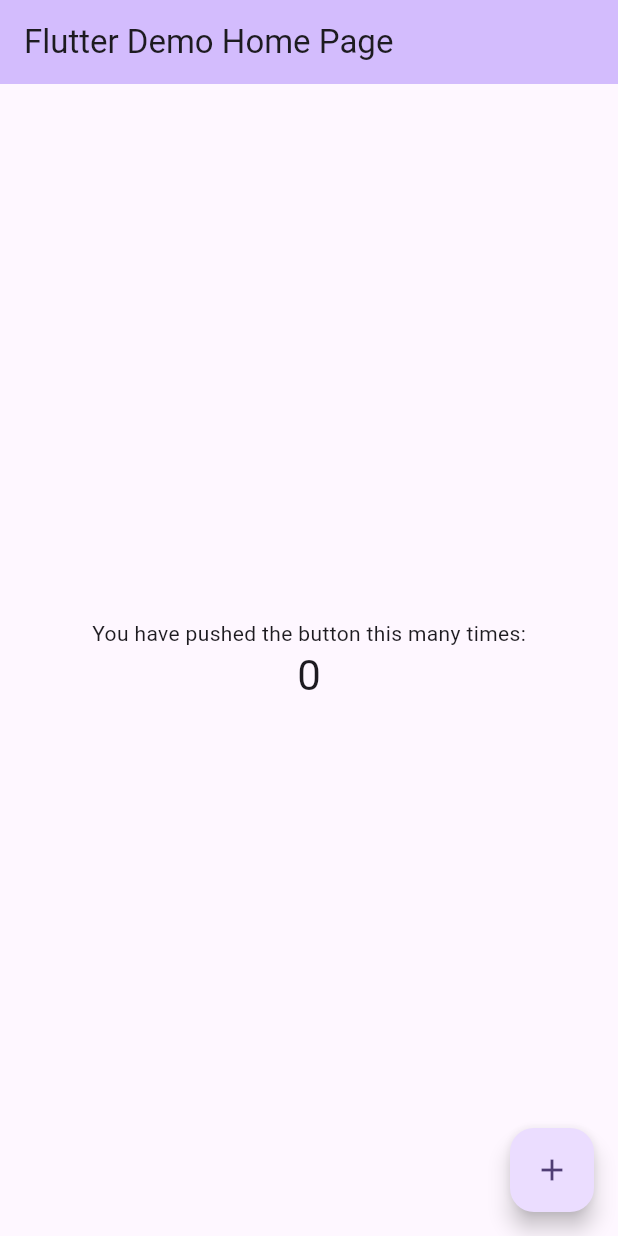
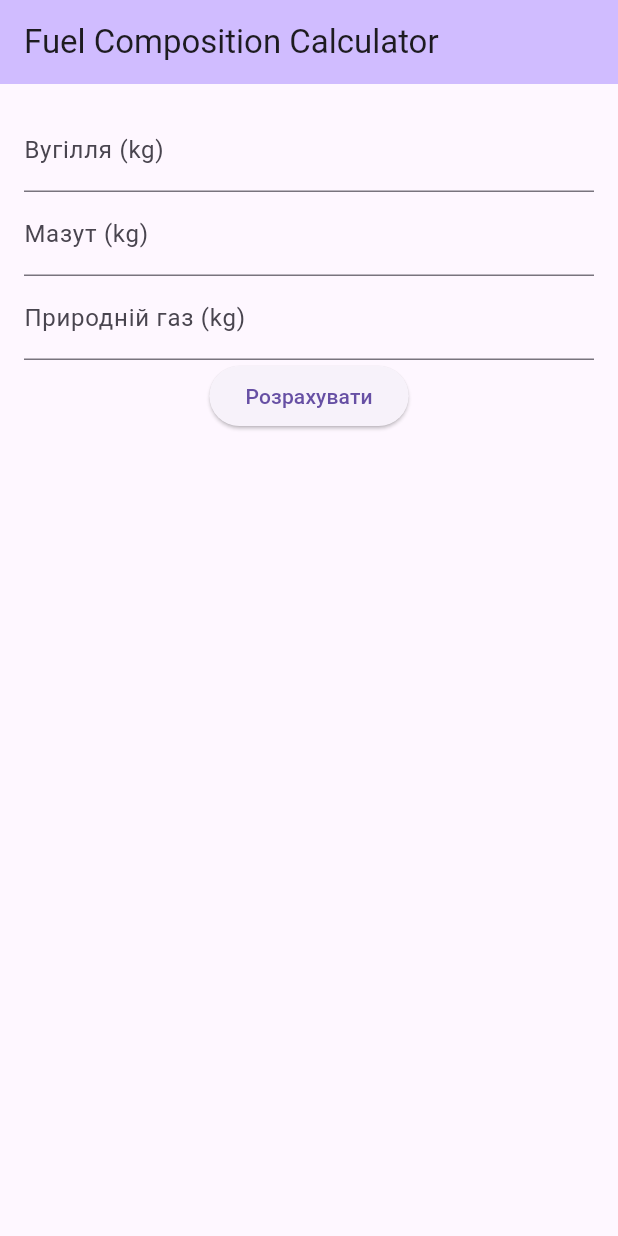
Before and after one commit to Victoriia-Ripka/Dart, a Flutter app: the MyHomePage screen opened directly, on a phone screen of 412 x 824 dp. Run offline on Flutter 3.47's test engine with Material 3 defaults, Android fonts, the phone set to English and light mode, and no system bars; our stand-ins replace go_router; statements that could not run were skipped.

Commit message:
lab6 - started

```diff
--- a/lab6/lib/main.dart
+++ b/lab6/lib/main.dart
@@ -1,122 +1,46 @@
 import 'package:flutter/material.dart';
+import 'package:go_router/go_router.dart';
+import 'package:lab6/screens/calculator/calculator_screen.dart';
+import 'package:lab6/screens/entry_screen.dart';
+import 'package:lab6/services/calculator_service.dart';
 
 void main() {
-  runApp(const MyApp());
+  runApp(MyApp());
 }
 
 class MyApp extends StatelessWidget {
   const MyApp({super.key});
 
-  // This widget is the root of your application.
   @override
   Widget build(BuildContext context) {
-    return MaterialApp(
-      title: 'Flutter Demo',
+    return MaterialApp.router(
+      title: 'Lab 6',
       theme: ThemeData(
-        // This is the theme of your application.
-        //
-        // TRY THIS: Try running your application with "flutter run". You'll see
-        // the application has a purple toolbar. Then, without quitting the app,
-        // try changing the seedColor in the colorScheme below to Colors.green
-        // and then invoke "hot reload" (save your changes or press the "hot
-        // reload" button in a Flutter-supported IDE, or press "r" if you used
-        // the command line to start the app).
-        //
-        // Notice that the counter didn't reset back to zero; the application
-        // state is not lost during the reload. To reset the state, use hot
-        // restart instead.
-        //
-        // This works for code too, not just values: Most code changes can be
-        // tested with just a hot reload.
-        colorScheme: ColorScheme.fromSeed(seedColor: Colors.deepPurple),
+        primarySwatch: Colors.blue,
       ),
-      home: const MyHomePage(title: 'Flutter Demo Home Page'),
+      routerConfig: router,
     );
   }
 }
 
-class MyHomePage extends StatefulWidget {
-  const MyHomePage({super.key, required this.title});
-
-  // This widget is the home page of your application. It is stateful, meaning
-  // that it has a State object (defined below) that contains fields that affect
-  // how it looks.
-
-  // This class is the configuration for the state. It holds the values (in this
-  // case the title) provided by the parent (in this case the App widget) and
-  // used by the build method of the State. Fields in a Widget subclass are
-  // always marked "final".
-
-  final String title;
-
-  @override
-  State<MyHomePage> createState() => _MyHomePageState();
-}
-
-class _MyHomePageState extends State<MyHomePage> {
-  int _counter = 0;
-
-  void _incrementCounter() {
-    setState(() {
-      // This call to setState tells the Flutter framework that something has
-      // changed in this State, which causes it to rerun the build method below
-      // so that the display can reflect the updated values. If we changed
-      // _counter without calling setState(), then the build method would not be
-      // called again, and so nothing would appear to happen.
-      _counter++;
-    });
-  }
-
-  @override
-  Widget build(BuildContext context) {
-    // This method is rerun every time setState is called, for instance as done
-    // by the _incrementCounter method above.
-    //
-    // The Flutter framework has been optimized to make rerunning build methods
-    // fast, so that you can just rebuild anything that needs updating rather
-    // than having to individually change instances of widgets.
-    return Scaffold(
-      appBar: AppBar(
-        // TRY THIS: Try changing the color here to a specific color (to
-        // Colors.amber, perhaps?) and trigger a hot reload to see the AppBar
-        // change color while the other colors stay the same.
-        backgroundColor: Theme.of(context).colorScheme.inversePrimary,
-        // Here we take the value from the MyHomePage object that was created by
-        // the App.build method, and use it to set our appbar title.
-        title: Text(widget.title),
+// Маршрутизація за допомогою GoRouter
+final GoRouter router = GoRouter(
+  initialLocation: '/',
+  routes: [
+    GoRoute(
+      path: '/',
+      name: 'main_screen',
+      builder: (context, state) => EntryScreen(
+        onCalculator1Navigate: () => context.go('/calculator'),
       ),
-      body: Center(
-        // Center is a layout widget. It takes a single child and positions it
-        // in the middle of the parent.
-        child: Column(
-          // Column is also a layout widget. It takes a list of children and
-          // arranges them vertically. By default, it sizes itself to fit its
-          // children horizontally, and tries to be as tall as its parent.
-          //
-          // Column has various properties to control how it sizes itself and
-          // how it positions its children. Here we use mainAxisAlignment to
-          // center the children vertically; the main axis here is the vertical
-          // axis because Columns are vertical (the cross axis would be
-          // horizontal).
-          //
-          // TRY THIS: Invoke "debug painting" (choose the "Toggle Debug Paint"
-          // action in the IDE, or press "p" in the console), to see the
-          // wireframe for each widget.
-          mainAxisAlignment: MainAxisAlignment.center,
-          children: <Widget>[
-            const Text('You have pushed the button this many times:'),
-            Text(
-              '$_counter',
-              style: Theme.of(context).textTheme.headlineMedium,
-            ),
-          ],
-        ),
+    ),
+    GoRoute(
+      path: '/calculator',
+      name: 'calculator',
+      builder: (context, state) => CalculatorScreen(
+        goBack: () => context.go('/'),
+        calculatorService: CalculatorService(),
       ),
-      floatingActionButton: FloatingActionButton(
-        onPressed: _incrementCounter,
-        tooltip: 'Increment',
-        child: const Icon(Icons.add),
-      ), // This trailing comma makes auto-formatting nicer for build methods.
-    );
-  }
-}
+    ),
+  ],
+);
--- a/lab6/pubspec.yaml
+++ b/lab6/pubspec.yaml
@@ -5,13 +5,17 @@ version: 1.0.0+1
 environment:
   sdk: ^3.7.0
 dependencies:
+  json_annotation: ^4.7.0
   flutter:
     sdk: flutter
   cupertino_icons: ^1.0.8
+  go_router: ^14.8.1
 dev_dependencies:
   flutter_test:
     sdk: flutter
   flutter_lints: ^5.0.0
+  build_runner: ^2.3.3
+  json_serializable: ^6.0.1
 flutter:
   uses-material-design: true
   assets:
```
Also changed, not shown: lab6/lib/data/ep_input.dart (added, +29 -0 lines), lab6/lib/screens/calculator/calculator_screen.dart (added, +206 -0 lines), lab6/lib/screens/entry_screen.dart (added, +28 -0 lines), lab6/lib/data/ep_input.g.dart (added), lab6/pubspec.lock.
